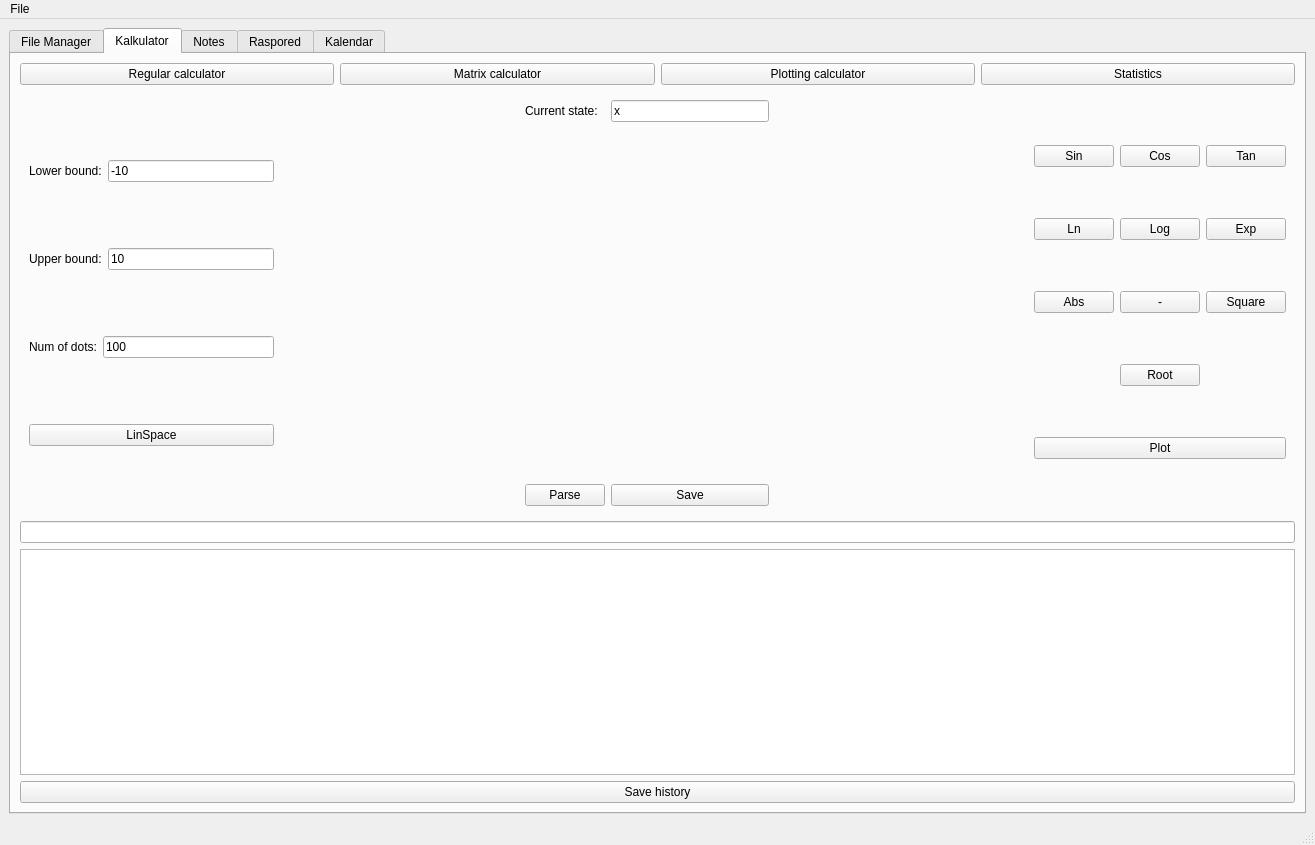
Before: the Qt Designer form matfHub/mainwindow.ui in milalukic/matfHub, drawn with Qt 5.
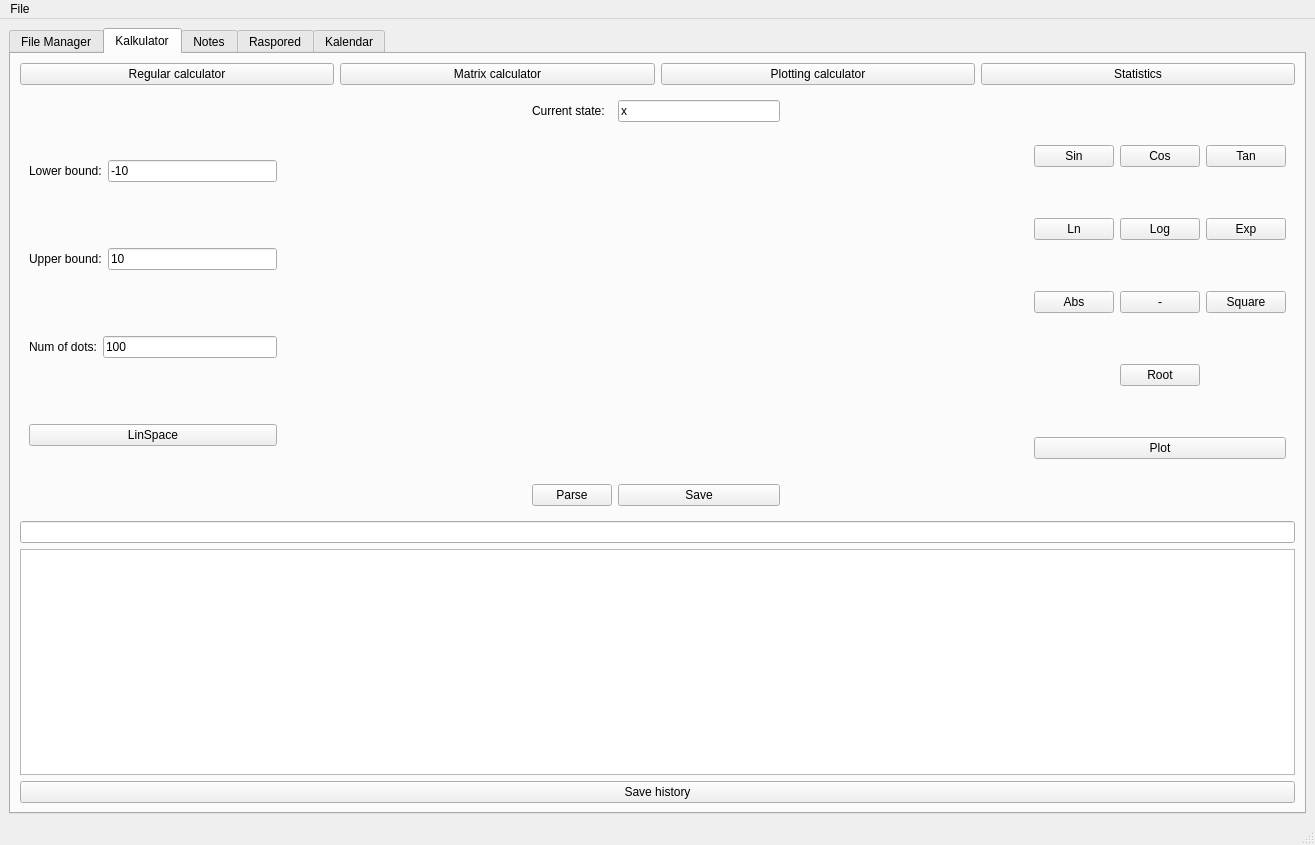
After: the same form once the commit is applied. The open tabs and pages were chosen to show the change. Icons and pictures are not drawn.

```diff
--- a/matfHub/mainwindow.ui
+++ b/matfHub/mainwindow.ui
@@ -2356,27 +2356,6 @@
               </item>
              </layout>
             </item>
-            <item>
-             <widget class="QLabel" name="lbLin">
-              <property name="font">
-               <font>
-                <pointsize>10</pointsize>
-               </font>
-              </property>
-              <property name="frameShape">
-               <enum>QFrame::NoFrame</enum>
-              </property>
-              <property name="text">
-               <string/>
-              </property>
-              <property name="alignment">
-               <set>Qt::AlignCenter</set>
-              </property>
-              <property name="wordWrap">
-               <bool>true</bool>
-              </property>
-             </widget>
-            </item>
             <item>
              <spacer name="horizontalSpacer_2">
               <property name="orientation">
```
Left out of the diff: 2 changed lines with no effect on the pictures.
